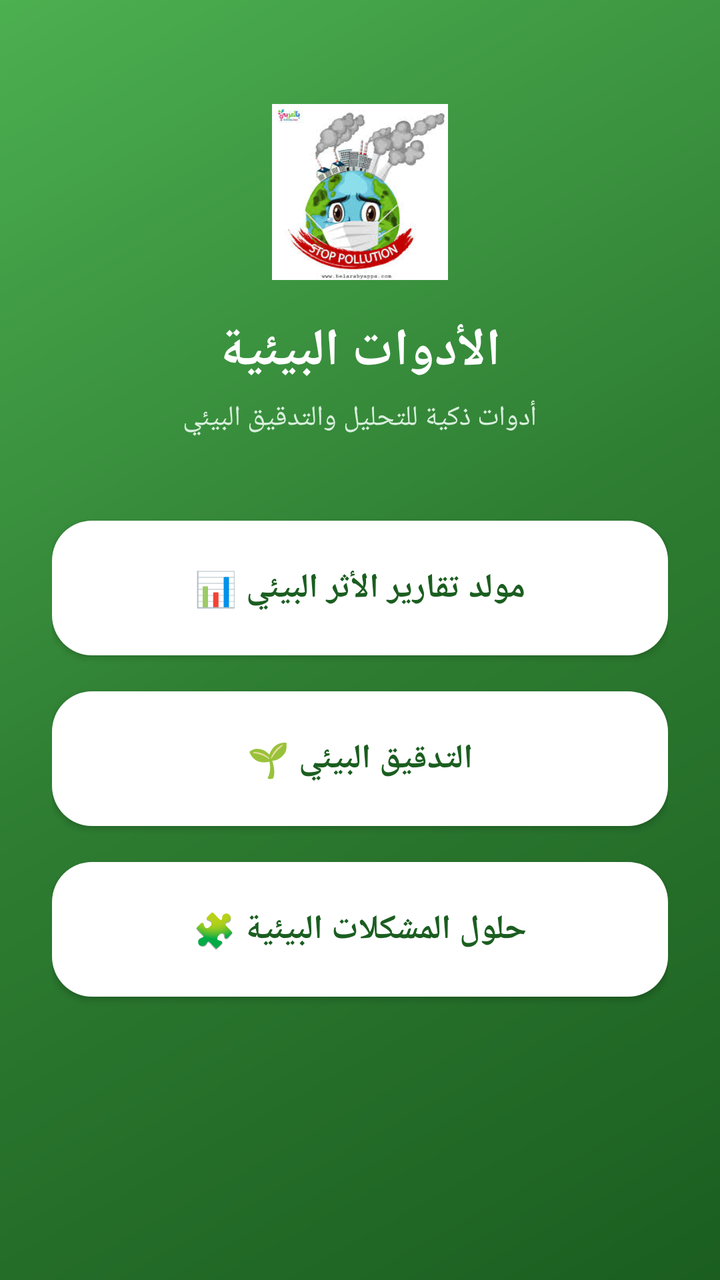
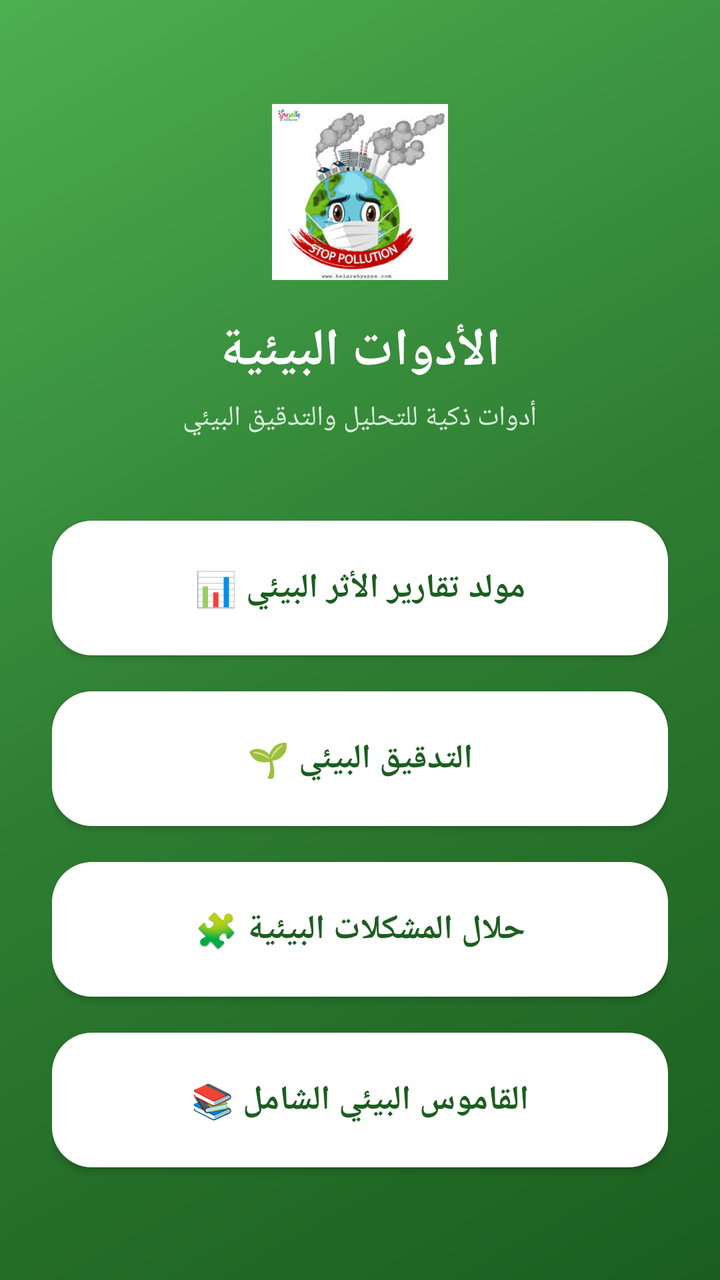

Two renders of the same Android screen: before a commit and after it. Below are the layout's source before the change and the commit's diff.
<!-- AndroidManifest.xml: application theme android:Theme.Material.Light -->
<!-- res/layout/activity_main.xml -->
<?xml version="1.0" encoding="utf-8"?>
<ScrollView xmlns:android="http://schemas.android.com/apk/res/android"
    android:layout_width="match_parent"
    android:layout_height="match_parent"
    android:background="@drawable/bg_gradient"
    android:fillViewport="true">

    <LinearLayout
        android:layout_width="match_parent"
        android:layout_height="wrap_content"
        android:orientation="vertical"
        android:gravity="center_horizontal"
        android:paddingStart="26dp"
        android:paddingEnd="26dp"
        android:paddingTop="52dp"
        android:paddingBottom="40dp">

        <ImageView
            android:layout_width="88dp"
            android:layout_height="88dp"
            android:layout_marginBottom="18dp"
            android:src="@drawable/header_image"
            android:contentDescription="@string/app_name" />

        <TextView
            android:layout_width="wrap_content"
            android:layout_height="wrap_content"
            android:text="@string/app_name"
            android:textColor="#FFFFFF"
            android:textSize="26sp"
            android:textStyle="bold"
            android:gravity="center" />

        <TextView
            android:layout_width="wrap_content"
            android:layout_height="wrap_content"
            android:layout_marginTop="6dp"
            android:layout_marginBottom="42dp"
            android:text="@string/app_subtitle"
            android:textColor="#D8EFDC"
            android:textSize="14sp"
            android:gravity="center" />

        <Button
            android:id="@+id/btnEis"
            android:layout_width="match_parent"
            android:layout_height="wrap_content"
            android:layout_marginBottom="18dp"
            android:background="@drawable/card_bg"
            android:foreground="?android:attr/selectableItemBackground"
            android:elevation="6dp"
            android:paddingTop="22dp"
            android:paddingBottom="22dp"
            android:paddingStart="20dp"
            android:paddingEnd="20dp"
            android:textAllCaps="false"
            android:textColor="#1B5E20"
            android:textSize="17sp"
            android:textStyle="bold"
            android:text="@string/btn_eis" />

        <Button
            android:id="@+id/btnAudit"
            android:layout_width="match_parent"
            android:layout_height="wrap_content"
            android:layout_marginBottom="18dp"
            android:background="@drawable/card_bg"
            android:foreground="?android:attr/selectableItemBackground"
            android:elevation="6dp"
            android:paddingTop="22dp"
            android:paddingBottom="22dp"
            android:paddingStart="20dp"
            android:paddingEnd="20dp"
            android:textAllCaps="false"
            android:textColor="#1B5E20"
            android:textSize="17sp"
            android:textStyle="bold"
            android:text="@string/btn_audit" />

        <Button
            android:id="@+id/btnProblemSolver"
            android:layout_width="match_parent"
            android:layout_height="wrap_content"
            android:background="@drawable/card_bg"
            android:foreground="?android:attr/selectableItemBackground"
            android:elevation="6dp"
            android:paddingTop="22dp"
            android:paddingBottom="22dp"
            android:paddingStart="20dp"
            android:paddingEnd="20dp"
            android:textAllCaps="false"
            android:textColor="#1B5E20"
            android:textSize="17sp"
            android:textStyle="bold"
            android:text="@string/btn_problem_solver" />

    </LinearLayout>
</ScrollView>
<!-- resources referenced by this layout -->
<resources>
  <!-- drawable bg_gradient (drawable) -->
  <?xml version="1.0" encoding="utf-8"?>
  <shape xmlns:android="http://schemas.android.com/apk/res/android"
      android:shape="rectangle">
      <gradient
          android:angle="135"
          android:startColor="#1B5E20"
          android:centerColor="#2E7D32"
          android:endColor="#4CAF50" />
  </shape>
  <!-- drawable card_bg (drawable) -->
  <?xml version="1.0" encoding="utf-8"?>
  <selector xmlns:android="http://schemas.android.com/apk/res/android">
      <item android:state_pressed="true">
          <shape android:shape="rectangle">
              <solid android:color="#EFEFEF" />
              <corners android:radius="20dp" />
          </shape>
      </item>
      <item>
          <shape android:shape="rectangle">
              <solid android:color="#FFFFFF" />
              <corners android:radius="20dp" />
          </shape>
      </item>
  </selector>
  <!-- drawable header_image: png bitmap (drawable, 57603 bytes) -->
  <string name="app_name">الأدوات البيئية</string>
  <string name="app_subtitle">أدوات ذكية للتحليل والتدقيق البيئي</string>
  <string name="btn_audit">التدقيق البيئي 🌱</string>
  <string name="btn_eis">مولد تقارير الأثر البيئي 📊</string>
  <string name="btn_problem_solver">حلول المشكلات البيئية 🧩</string>
</resources>

<!-- the commit's change to res/layout/activity_main.xml (unified diff, before → after) -->
@@ -81,6 +81,7 @@
             android:id="@+id/btnProblemSolver"
             android:layout_width="match_parent"
             android:layout_height="wrap_content"
+            android:layout_marginBottom="18dp"
             android:background="@drawable/card_bg"
             android:foreground="?android:attr/selectableItemBackground"
             android:elevation="6dp"
@@ -94,5 +95,22 @@
             android:textStyle="bold"
             android:text="@string/btn_problem_solver" />
 
+        <Button
+            android:id="@+id/btnDictionary"
+            android:layout_width="match_parent"
+            android:layout_height="wrap_content"
+            android:background="@drawable/card_bg"
+            android:foreground="?android:attr/selectableItemBackground"
+            android:elevation="6dp"
+            android:paddingTop="22dp"
+            android:paddingBottom="22dp"
+            android:paddingStart="20dp"
+            android:paddingEnd="20dp"
+            android:textAllCaps="false"
+            android:textColor="#1B5E20"
+            android:textSize="17sp"
+            android:textStyle="bold"
+            android:text="@string/btn_dictionary" />
+
     </LinearLayout>
 </ScrollView>
<!-- resource entries referenced after the edit -->
@@ -30,7 +30,8 @@
   <string name="app_name">الأدوات البيئية</string>
   <string name="app_subtitle">أدوات ذكية للتحليل والتدقيق البيئي</string>
   <string name="btn_audit">التدقيق البيئي 🌱</string>
+  <string name="btn_dictionary">القاموس البيئي الشامل 📚</string>
   <string name="btn_eis">مولد تقارير الأثر البيئي 📊</string>
-  <string name="btn_problem_solver">حلول المشكلات البيئية 🧩</string>
+  <string name="btn_problem_solver">حلال المشكلات البيئية 🧩</string>
 </resources>
 
